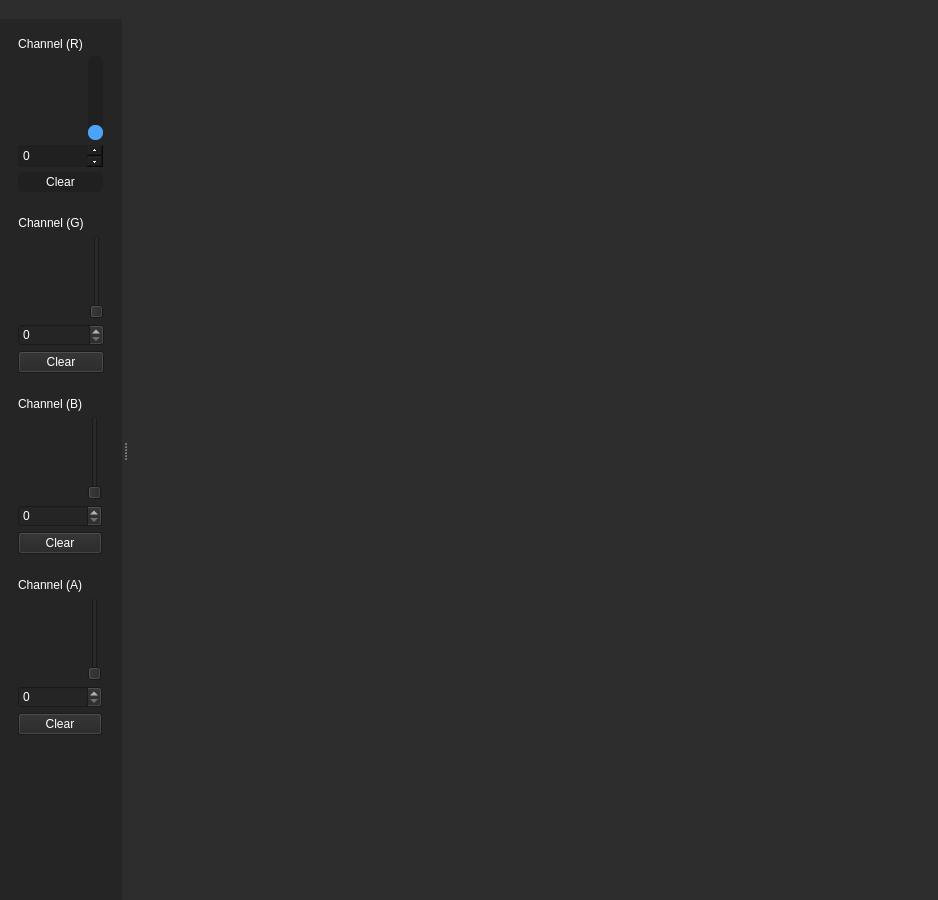
Old version of the form TonyPacker/views/main_window.ui in the repository santorr/TonyPacker.
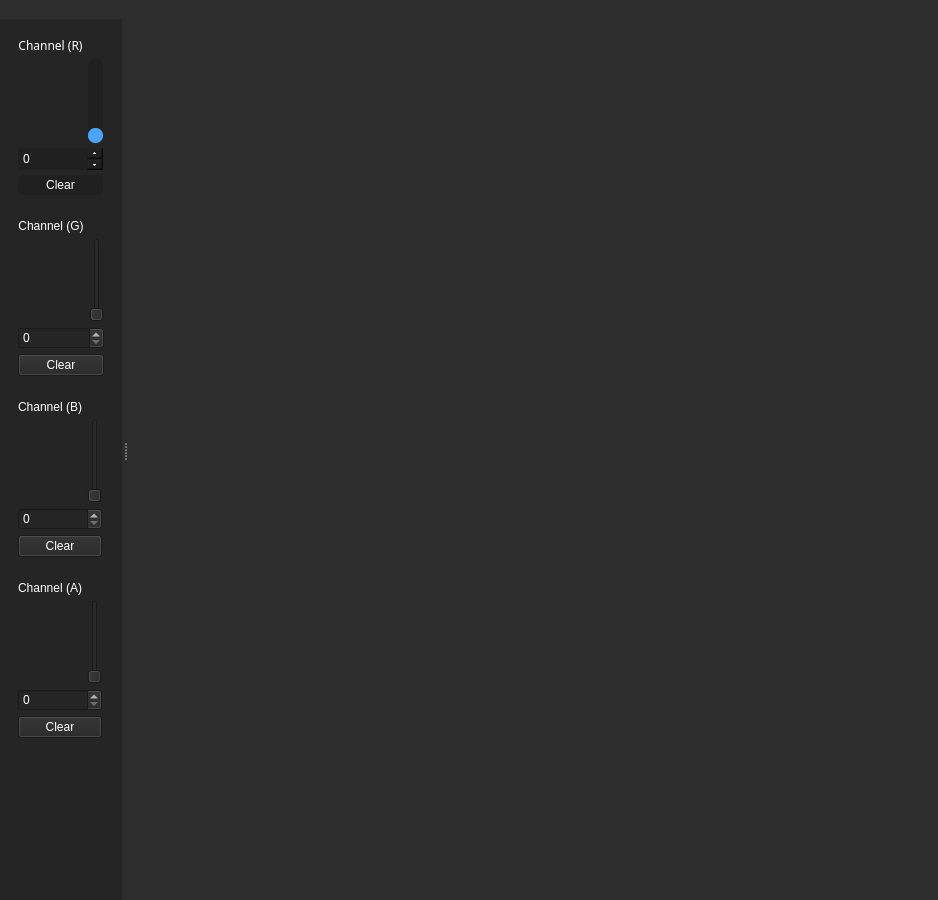
New version of the form. Icons and pictures are not drawn.

What changed in the file:
```diff
--- a/TonyPacker/views/main_window.ui
+++ b/TonyPacker/views/main_window.ui
@@ -106,6 +106,13 @@
             <verstretch>0</verstretch>
            </sizepolicy>
           </property>
+          <property name="font">
+           <font>
+            <family>Noto Sans</family>
+            <weight>50</weight>
+            <bold>false</bold>
+           </font>
+          </property>
           <property name="styleSheet">
            <string notr="true">color: #ffffff;</string>
           </property>
```
